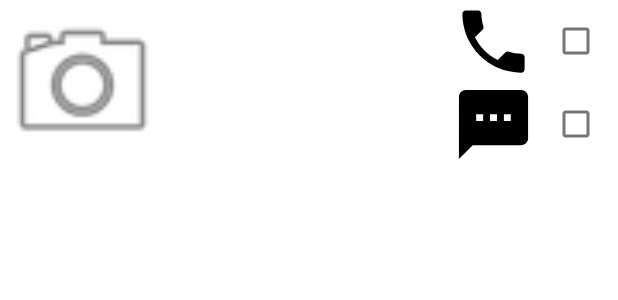
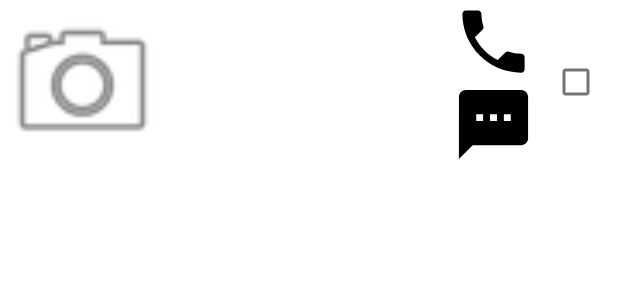
Before and after one commit to Ds258/Practice25_2, an Android app: the layout contact_layout.xml on its own in the app's theme, with its tools: preview values and no code run, on a phone screen of 412 x 824 dp. Shown: the top 300 px of the screen. Run offline under Robolectric (Android 15) with nearby library versions, the phone set to English and light mode, and no system bars.

```diff
--- a/app/src/main/res/layout/contact_layout.xml
+++ b/app/src/main/res/layout/contact_layout.xml
@@ -46,14 +46,8 @@
     <CheckBox
         android:id="@+id/checkBox"
         android:layout_width="55dp"
-        android:layout_height="55dp"
+        android:layout_height="109dp"
         app:layout_constraintStart_toEndOf="@+id/imageViewPhone"
         app:layout_constraintTop_toTopOf="parent" />
 
-    <CheckBox
-        android:id="@+id/checkBox2"
-        android:layout_width="55dp"
-        android:layout_height="55dp"
-        app:layout_constraintStart_toEndOf="@+id/imageViewSMS"
-        app:layout_constraintTop_toBottomOf="@+id/checkBox" />
 </androidx.constraintlayout.widget.ConstraintLayout>
```
Also changed, not shown: app/src/main/java/com/example/practice/Adapter.java (+4 -3 lines), app/src/main/java/com/example/practice/AddActivity.java (+15 -9 lines), app/src/main/java/com/example/practice/MainActivity.java (+26 -13 lines).
